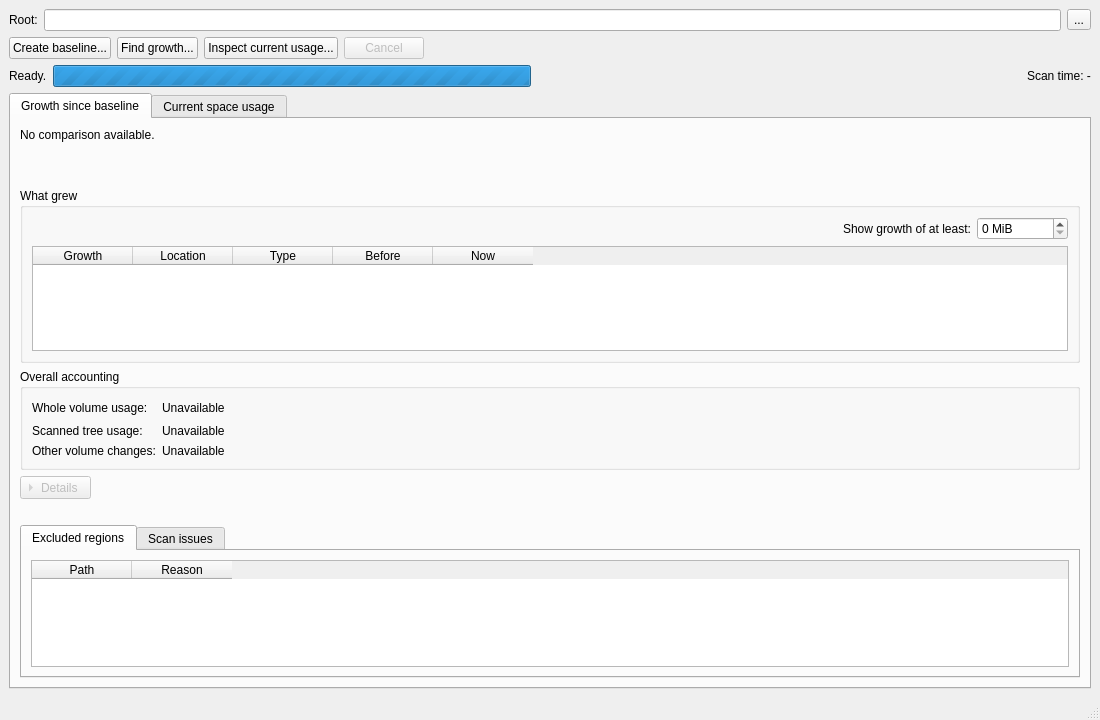
First picture: the form in app/src/mainwindow.ui, repository VioletGiraffe/SpaceGuard, before the edit.
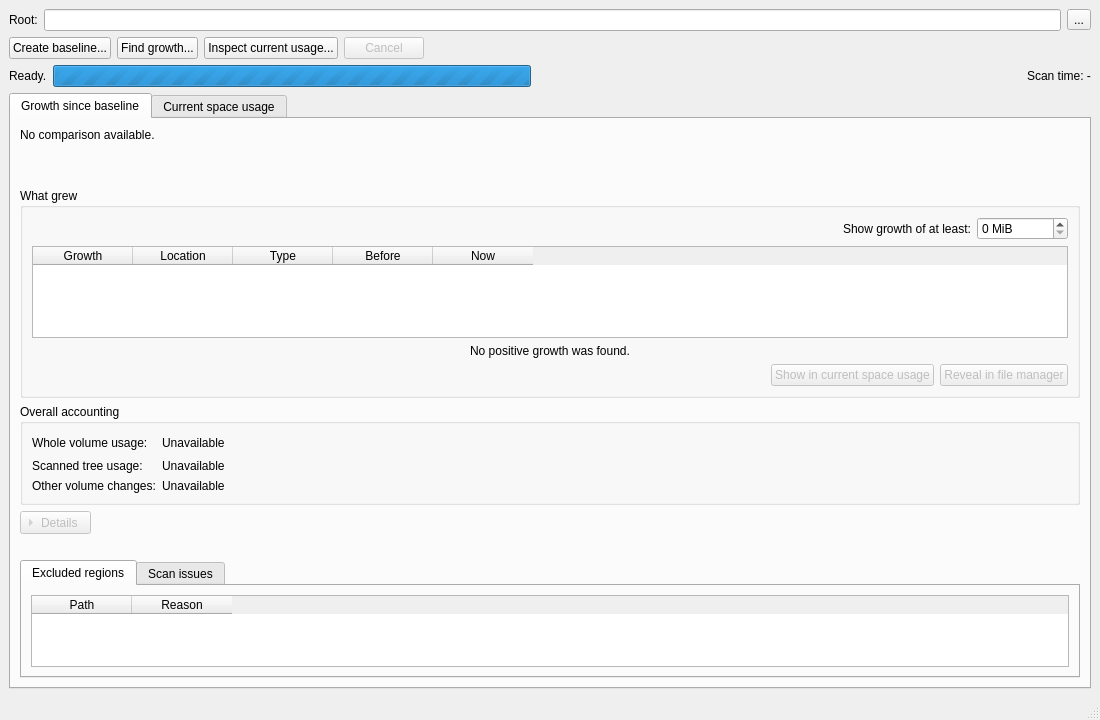
Second picture: the form after the edit. Custom widgets are drawn as their Qt base class.

```diff
--- a/app/src/mainwindow.ui
+++ b/app/src/mainwindow.ui
@@ -10,6 +10,9 @@
     <height>720</height>
    </rect>
   </property>
+  <property name="minimumSize">
+   <size><width>800</width><height>600</height></size>
+  </property>
   <property name="windowTitle">
    <string notr="true">Space Guard</string>
   </property>
@@ -160,6 +163,42 @@
          <column><property name="text"><string>Now</string></property></column>
         </widget>
        </item>
+       <item>
+        <widget class="QLabel" name="changesEmptyLabel">
+         <property name="visible"><bool>false</bool></property>
+         <property name="alignment"><set>Qt::AlignmentFlag::AlignCenter</set></property>
+         <property name="text"><string>No positive growth was found.</string></property>
+         <property name="wordWrap"><bool>true</bool></property>
+        </widget>
+       </item>
+       <item>
+        <widget class="QWidget" name="growthActionsWidget">
+         <layout class="QHBoxLayout" name="growthActionsLayout">
+          <property name="leftMargin"><number>0</number></property>
+          <property name="topMargin"><number>0</number></property>
+          <property name="rightMargin"><number>0</number></property>
+          <property name="bottomMargin"><number>0</number></property>
+          <item>
+           <spacer name="growthActionsSpacer">
+            <property name="orientation"><enum>Qt::Orientation::Horizontal</enum></property>
+            <property name="sizeHint" stdset="0"><size><width>40</width><height>20</height></size></property>
+           </spacer>
+          </item>
+          <item>
+           <widget class="QPushButton" name="showInUsageButton">
+            <property name="enabled"><bool>false</bool></property>
+            <property name="text"><string>Show in current space usage</string></property>
+           </widget>
+          </item>
+          <item>
+           <widget class="QPushButton" name="revealGrowthButton">
+            <property name="enabled"><bool>false</bool></property>
+            <property name="text"><string>Reveal in file manager</string></property>
+           </widget>
+          </item>
+         </layout>
+        </widget>
+       </item>
       </layout>
      </widget>
     </item>
```
Left out of the diff: 13 changed lines with no effect on the pictures.
